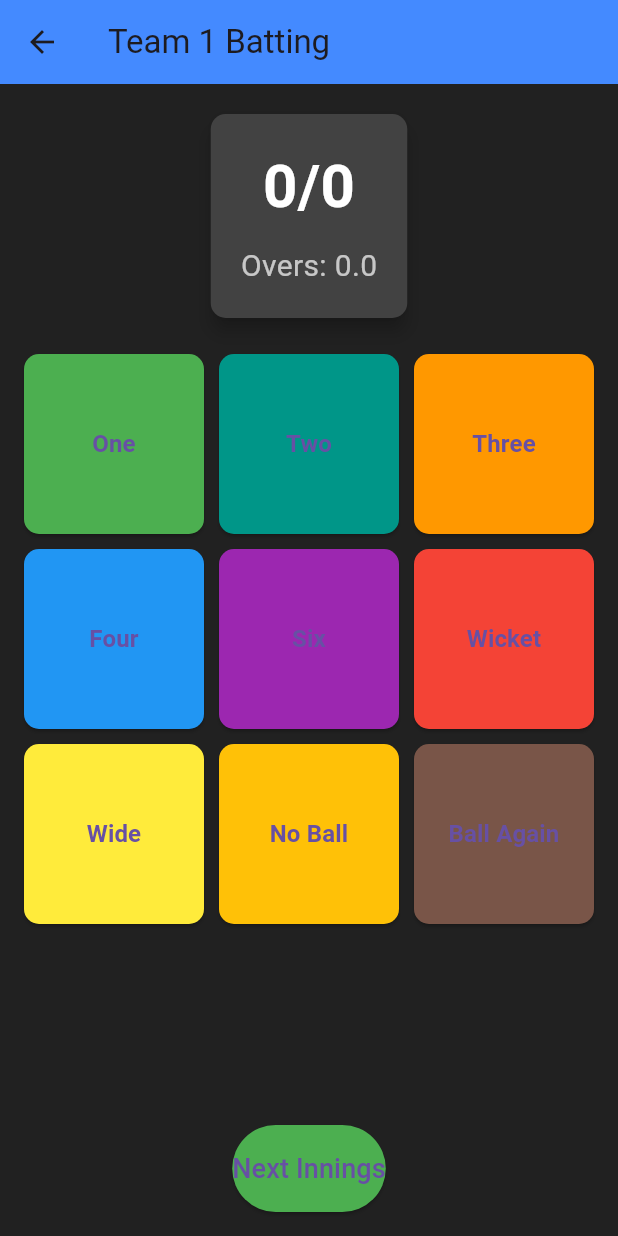
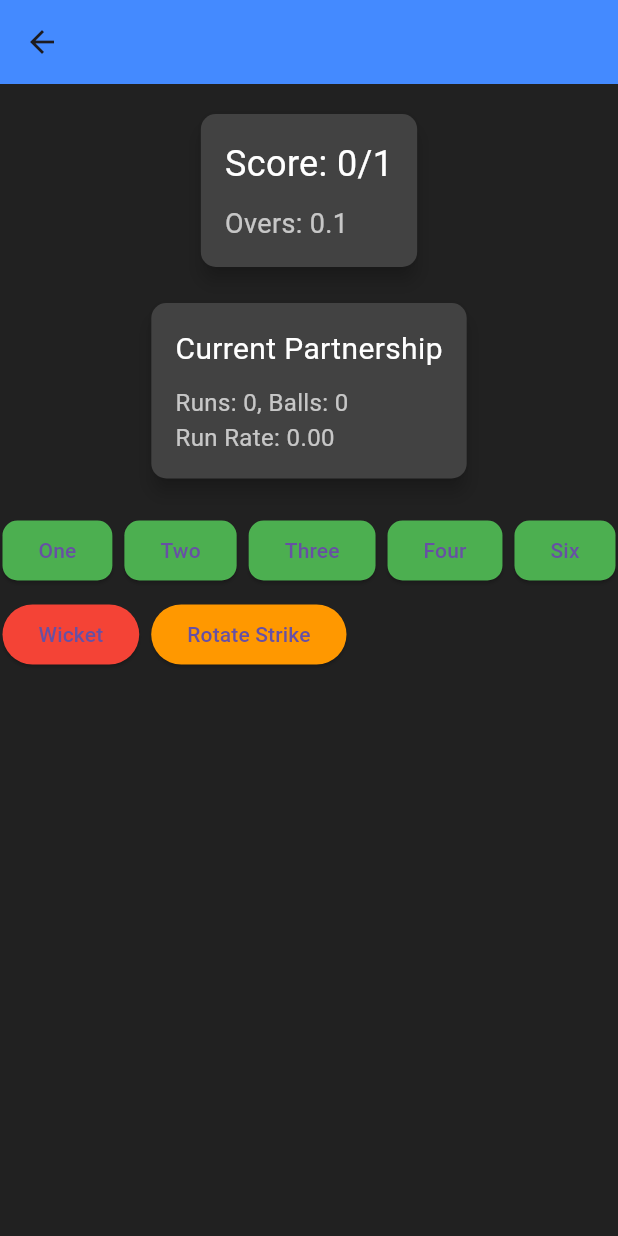
Before and after one commit to waleedahmedja/score247, a Flutter app: the MatchScreen screen opened directly with empty values, after a tap on "Wicket", on a phone screen of 412 x 824 dp. Run offline on Flutter 3.47's test engine with Material 3 defaults, Android fonts, the phone set to English and light mode, and no system bars.

Commit message:
Update match_screen.dart

```diff
--- a/lib/screens/match_screen.dart
+++ b/lib/screens/match_screen.dart
@@ -1,15 +1,19 @@
 import 'package:flutter/material.dart';
+import '../models/player.dart';
+import '../models/partnership.dart';
 
 class MatchScreen extends StatefulWidget {
-  final int playersPerTeam;
-  final String overs;
-  final String tossWinner;
+  final String team1Name;
+  final String team2Name;
+  final List<String> team1Players;
+  final List<String> team2Players;
 
   const MatchScreen({
     super.key,
-    required this.playersPerTeam,
-    required this.overs,
-    required this.tossWinner,
+    required this.team1Name,
+    required this.team2Name,
+    required this.team1Players,
+    required this.team2Players,
   });
 
   @override
@@ -17,208 +21,223 @@ class MatchScreen extends StatefulWidget {
 }
 
 class _MatchScreenState extends State<MatchScreen> {
-  int team1Runs = 0;
-  int team1Wickets = 0;
-  int team1Balls = 0;
-
-  int team2Runs = 0;
-  int team2Wickets = 0;
-  int team2Balls = 0;
+  // Match state
+  late List<Player> team1;
+  late List<Player> team2;
 
   bool isTeam1Batting = true;
-  late int totalBalls;
+  int strikerIndex = 0;
+  int nonStrikerIndex = 1;
+  int currentBowlerIndex = 0;
+
+  int totalBalls = 0; // Total balls bowled in the innings
+  int runsScored = 0;
+  int wicketsLost = 0;
+
+  Partnership partnership = Partnership();
 
   @override
   void initState() {
     super.initState();
-    totalBalls = widget.overs == "Unlimited" ? 9999 : int.parse(widget.overs) * 6;
+    // Initialize teams with player names
+    team1 = widget.team1Players.map((name) => Player(name: name)).toList();
+    team2 = widget.team2Players.map((name) => Player(name: name)).toList();
   }
 
-  void updateScore(int runs, {bool isWicket = false, bool isExtraBall = false}) {
+  // Update score when a run is scored
+  void scoreRun(int runs) {
     setState(() {
-      if (isTeam1Batting) {
-        if (isWicket) {
-          team1Wickets++;
-        } else {
-          team1Runs += runs;
+      runsScored += runs;
+      totalBalls++;
+
+      // Update batsman's stats
+      team1[strikerIndex].runs += runs;
+      team1[strikerIndex].ballsFaced++;
+      if (runs == 4) team1[strikerIndex].fours++;
+      if (runs == 6) team1[strikerIndex].sixes++;
+
+      // Update partnership stats
+      partnership.runs += runs;
+      partnership.balls++;
+
+      // Rotate strike for odd runs
+      if (runs % 2 != 0) {
+        rotateStrike();
       }
-        if (!isExtraBall) team1Balls++;
-      } else {
-        if (isWicket) {
-          team2Wickets++;
-        } else {
-          team2Runs += runs;
-        }
-        if (!isExtraBall) team2Balls++;
-      }
-
       checkInningsEnd();
     });
   }
 
+  // Handle a wicket
+  void loseWicket() {
+    setState(() {
+      wicketsLost++;
+      totalBalls++;
+      partnership = Partnership(); // Reset partnership for new batsman
+
+      // Advance to next batsman
+      if (wicketsLost < team1.length - 1) {
+        strikerIndex = wicketsLost + 1;
+      } else {
+        checkInningsEnd();
+      }
+    });
+  }
+
+  // Rotate strike between batsmen
+  void rotateStrike() {
+    setState(() {
+      final temp = strikerIndex;
+      strikerIndex = nonStrikerIndex;
+      nonStrikerIndex = temp;
+    });
+  }
+
+  // Check if innings should end
   void checkInningsEnd() {
-    final currentBalls = isTeam1Batting ? team1Balls : team2Balls;
-    final currentWickets = isTeam1Batting ? team1Wickets : team2Wickets;
-
-    if (currentBalls >= totalBalls || currentWickets >= widget.playersPerTeam - 1) {
-      if (isTeam1Batting) {
+    if (wicketsLost == team1.length - 1 || totalBalls == 120) {
+      // Switch innings
       setState(() {
-          isTeam1Batting = false;
+        isTeam1Batting = !isTeam1Batting;
+        totalBalls = 0;
+        runsScored = 0;
+        wicketsLost = 0;
+        partnership = Partnership();
       });
-      } else {
-        showMatchSummary();
-      }
     }
   }
 
-  void showMatchSummary() {
-    String result;
-    if (team1Runs > team2Runs) {
-      result = "Team 1 wins by ${team1Runs - team2Runs} runs!";
-    } else if (team2Runs > team1Runs) {
-      result = "Team 2 wins by ${widget.playersPerTeam - 1 - team2Wickets} wickets!";
-    } else {
-      result = "It's a tie!";
-    }
+  @override
+  Widget build(BuildContext context) {
+    final currentTeam = isTeam1Batting ? team1 : team2;
 
-    showDialog(
-      context: context,
-      builder: (_) => AlertDialog(
-        title: const Text("Match Summary"),
-        content: Column(
-          mainAxisSize: MainAxisSize.min,
+    return Scaffold(
+      backgroundColor: Colors.grey[900],
+      appBar: AppBar(
+        title: Text(isTeam1Batting ? widget.team1Name : widget.team2Name),
+        backgroundColor: Colors.blueAccent,
+      ),
+      body: Column(
         children: [
-            Text("Team 1: $team1Runs/$team1Wickets"),
-            Text("Team 2: $team2Runs/$team2Wickets"),
-            const SizedBox(height: 20),
-            Text(result),
+          // Scorecard
+          Padding(
+            padding: const EdgeInsets.all(16.0),
+            child: Card(
+              color: Colors.grey[800],
+              shape: RoundedRectangleBorder(borderRadius: BorderRadius.circular(10)),
+              elevation: 5,
+              child: Padding(
+                padding: const EdgeInsets.all(16.0),
+                child: Column(
+                  crossAxisAlignment: CrossAxisAlignment.start,
+                  children: [
+                    Text(
+                      "Score: $runsScored/$wicketsLost",
+                      style: const TextStyle(color: Colors.white, fontSize: 24),
+                    ),
+                    const SizedBox(height: 10),
+                    Text(
+                      "Overs: ${totalBalls ~/ 6}.${totalBalls % 6}",
+                      style: const TextStyle(color: Colors.white70, fontSize: 18),
+                    ),
                   ],
                 ),
-        actions: [
-          TextButton(
-            onPressed: () {
-              Navigator.pop(context);
-              Navigator.pop(context); // Go back to setup screen
+              ),
+            ),
+          ),
+
+          // Partnership stats
+          Card(
+            color: Colors.grey[800],
+            shape: RoundedRectangleBorder(borderRadius: BorderRadius.circular(10)),
+            elevation: 5,
+            child: Padding(
+              padding: const EdgeInsets.all(16.0),
+              child: Column(
+                crossAxisAlignment: CrossAxisAlignment.start,
+                children: [
+                  const Text(
+                    "Current Partnership",
+                    style: TextStyle(color: Colors.white, fontSize: 20),
+                  ),
+                  const SizedBox(height: 10),
+                  Text(
+                    "Runs: ${partnership.runs}, Balls: ${partnership.balls}",
+                    style: const TextStyle(color: Colors.white70, fontSize: 16),
+                  ),
+                  Text(
+                    "Run Rate: ${partnership.runRate.toStringAsFixed(2)}",
+                    style: const TextStyle(color: Colors.white70, fontSize: 16),
+                  ),
+                ],
+              ),
+            ),
+          ),
+
+          const SizedBox(height: 20),
+
+          // Control buttons
+          Wrap(
+            spacing: 8,
+            runSpacing: 8,
+            children: [
+              buildScoreButton("One", 1),
+              buildScoreButton("Two", 2),
+              buildScoreButton("Three", 3),
+              buildScoreButton("Four", 4),
+              buildScoreButton("Six", 6),
+              ElevatedButton(
+                onPressed: loseWicket,
+                style: ElevatedButton.styleFrom(backgroundColor: Colors.red),
+                child: const Text("Wicket"),
+              ),
+              ElevatedButton(
+                onPressed: rotateStrike,
+                style: ElevatedButton.styleFrom(backgroundColor: Colors.orange),
+                child: const Text("Rotate Strike"),
+              ),
+            ],
+          ),
+
+          const SizedBox(height: 20),
+
+          // Player stats
+          Expanded(
+            child: ListView.builder(
+              itemCount: currentTeam.length,
+              itemBuilder: (context, index) {
+                final player = currentTeam[index];
+                return ListTile(
+                  title: Text(
+                    player.name,
+                    style: const TextStyle(color: Colors.white),
+                  ),
+                  subtitle: Text(
+                    "Runs: ${player.runs}, Balls: ${player.ballsFaced}, Strike Rate: ${player.strikeRate.toStringAsFixed(2)}",
+                    style: const TextStyle(color: Colors.white70),
+                  ),
+                  trailing: Text(
+                    "Fours: ${player.fours}, Sixes: ${player.sixes}",
+                    style: const TextStyle(color: Colors.white70),
+                  ),
+                );
               },
-            child: const Text("Back to Setup"),
+            ),
           ),
         ],
       ),
     );
   }
 
-  void nextInnings() {
-    setState(() {
-      isTeam1Batting = false;
-    });
-  }
-
-  @override
-  Widget build(BuildContext context) {
-    final currentRuns = isTeam1Batting ? team1Runs : team2Runs;
-    final currentWickets = isTeam1Batting ? team1Wickets : team2Wickets;
-    final currentBalls = isTeam1Batting ? team1Balls : team2Balls;
-
-    return Scaffold(
-      backgroundColor: Colors.grey[900],
-      appBar: AppBar(
-        title: Text(isTeam1Batting ? "Team 1 Batting" : "Team 2 Batting"),
-        backgroundColor: Colors.blueAccent,
-      ),
-      body: Padding(
-        padding: const EdgeInsets.all(16.0),
-        child: Column(
-          children: [
-            // Scorecard Display
-            Card(
-              color: Colors.grey[800],
-              shape: RoundedRectangleBorder(
-                borderRadius: BorderRadius.circular(10),
-              ),
-              elevation: 5,
-              child: Padding(
-                padding: const EdgeInsets.all(20.0),
-                child: Column(
-                  children: [
-                    Text(
-                      "$currentRuns/$currentWickets",
-                      style: const TextStyle(
-                        color: Colors.white,
-                        fontSize: 40,
-                        fontWeight: FontWeight.bold,
-                      ),
-                    ),
-                    const SizedBox(height: 10),
-                    Text(
-                      "Overs: ${currentBalls ~/ 6}.${currentBalls % 6}",
-                      style: const TextStyle(
-                        color: Colors.white70,
-                        fontSize: 20,
-                      ),
-                    ),
-                  ],
-                ),
-              ),
-            ),
-            const SizedBox(height: 20),
-
-            // Buttons for Scoring
-            Expanded(
-              child: GridView.count(
-                crossAxisCount: 3,
-                crossAxisSpacing: 10,
-                mainAxisSpacing: 10,
-                children: [
-                  buildScoreButton("One", 1, Colors.green),
-                  buildScoreButton("Two", 2, Colors.teal),
-                  buildScoreButton("Three", 3, Colors.orange),
-                  buildScoreButton("Four", 4, Colors.blue),
-                  buildScoreButton("Six", 6, Colors.purple),
-                  buildScoreButton("Wicket", 0, Colors.red, isWicket: true),
-                  buildScoreButton("Wide", 1, Colors.yellow, isExtraBall: true),
-                  buildScoreButton("No Ball", 1, Colors.amber, isExtraBall: true),
-                  buildScoreButton("Ball Again", 0, Colors.brown, isExtraBall: true),
-                ],
-              ),
-            ),
-
-            // Next Innings or Finish Match
-            if (isTeam1Batting)
-              ElevatedButton(
-                onPressed: nextInnings,
+  // Build control button
+  Widget buildScoreButton(String label, int runs) {
+    return ElevatedButton(
+      onPressed: () => scoreRun(runs),
       style: ElevatedButton.styleFrom(
         backgroundColor: Colors.green,
-                  padding: const EdgeInsets.symmetric(vertical: 16),
+        shape: RoundedRectangleBorder(borderRadius: BorderRadius.circular(10)),
       ),
-                child: const Text(
-                  "Next Innings",
-                  style: TextStyle(fontSize: 18),
-                ),
-              ),
-          ],
-        ),
-      ),
-    );
-  }
-
-  // Build Button Widget for Scoring
-  Widget buildScoreButton(String label, int runs, Color color,
-      {bool isWicket = false, bool isExtraBall = false}) {
-    return ElevatedButton(
-      onPressed: () => updateScore(runs, isWicket: isWicket, isExtraBall: isExtraBall),
-      style: ElevatedButton.styleFrom(
-        backgroundColor: color,
-        shape: RoundedRectangleBorder(borderRadius: BorderRadius.circular(10)),
-        padding: const EdgeInsets.all(12),
-      ),
-      child: Text(
-        label,
-        textAlign: TextAlign.center,
-        style: const TextStyle(
-          fontSize: 16,
-          fontWeight: FontWeight.bold,
-        ),
-      ),
+      child: Text(label),
     );
   }
 }
```
Lines whose indentation alone changed are shown as unchanged.
